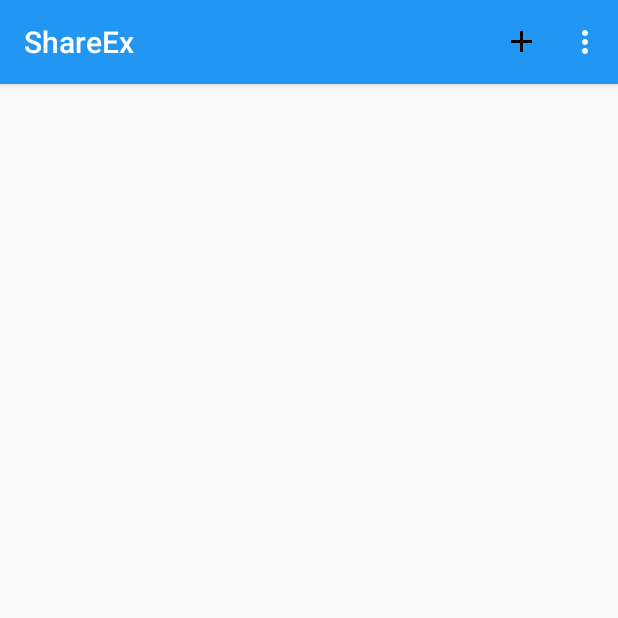
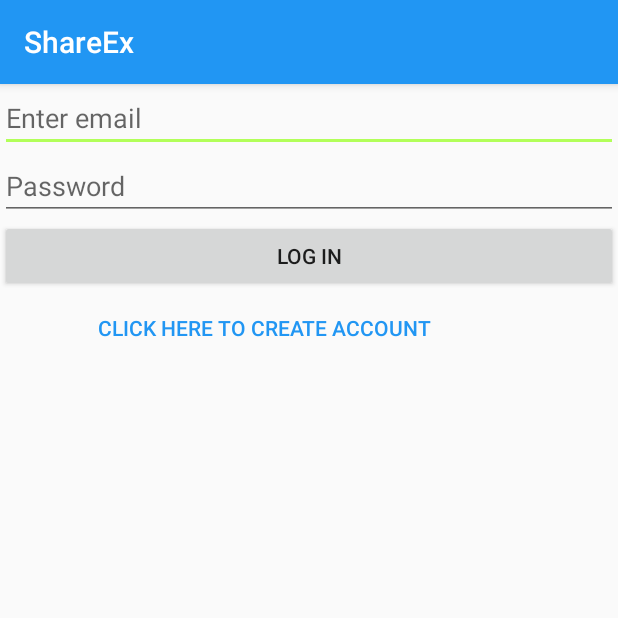
Before and after one commit to endra7/ShareEx, an Android app: the screen it shows after launch (MainActivity before the commit, LogInActivity after it), on a phone screen of 412 x 824 dp, the top half of it. Run offline under Robolectric (Android 15) with nearby library versions, the phone set to English and light mode, and no system bars; our stand-ins replace Firebase (no records; nobody signed in at launch, a user with empty details on screens opened directly), Picasso; 2 statements that could not run were skipped.

Commit message:
Authentication with email and password added

```diff
--- a/app/build.gradle
+++ b/app/build.gradle
@@ -26,6 +26,7 @@ dependencies {
     compile 'com.google.firebase:firebase-database:9.2.0'
     compile 'com.google.firebase:firebase-storage:9.2.0'
     compile 'com.firebaseui:firebase-ui-database:0.4.2'
+    compile 'com.google.firebase:firebase-auth:9.2.0'
     compile 'com.android.support:recyclerview-v7:24.2.1'
     compile 'com.android.support:cardview-v7:24.2.1'
     compile 'com.squareup.picasso:picasso:2.5.2'
--- /dev/null
+++ b/app/src/main/java/com/endra/shareex/LogInActivity.java
@@ -0,0 +1,79 @@
+package com.endra.shareex;
+
+import android.app.ProgressDialog;
+import android.content.Intent;
+import android.support.annotation.NonNull;
+import android.support.v7.app.AppCompatActivity;
+import android.os.Bundle;
+import android.text.TextUtils;
+import android.view.View;
+import android.widget.Button;
+import android.widget.EditText;
+import android.widget.Toast;
+
+import com.google.android.gms.tasks.OnCompleteListener;
+import com.google.android.gms.tasks.Task;
+import com.google.firebase.auth.AuthResult;
+import com.google.firebase.auth.FirebaseAuth;
+
+import org.w3c.dom.Text;
+
+public class LogInActivity extends AppCompatActivity {
+    EditText lemail,lpassword;
+    Button loginBtn,rBtn;
+    FirebaseAuth mAuth;
+    private ProgressDialog mProgress;
+    @Override
+    protected void onCreate(Bundle savedInstanceState) {
+        super.onCreate(savedInstanceState);
+        setContentView(R.layout.activity_log_in);
+        lemail= (EditText) findViewById(R.id.loginemailField);
+        lpassword= (EditText) findViewById(R.id.loginpasswordField);
+        loginBtn= (Button) findViewById(R.id.loginBtn);
+        rBtn= (Button) findViewById(R.id.toRegisterBtn);
+
+        mProgress=new ProgressDialog(this);
+        mAuth=FirebaseAuth.getInstance();
+
+        loginBtn.setOnClickListener(new View.OnClickListener() {
+            @Override
+            public void onClick(View v) {
+                mProgress.setMessage("Logging in");
+                mProgress.show();
+                checkUserExist();
+            }
+        });
+
+        rBtn.setOnClickListener(new View.OnClickListener() {
+            @Override
+            public void onClick(View v) {
+                Intent toRegIntent=new Intent(LogInActivity.this,RegisterActivity.class);
+                toRegIntent.addFlags(Intent.FLAG_ACTIVITY_CLEAR_TOP);
+                startActivity(toRegIntent);
+            }
+        });
+    }
+
+    private void checkUserExist() {
+        String email=lemail.getText().toString().trim();
+        String password=lpassword.getText().toString().trim();
+
+        if(TextUtils.isEmpty(email) && TextUtils.isEmpty(password)){
+            mProgress.dismiss();
+            Toast.makeText(LogInActivity.this,"Please enter Email and Password",Toast.LENGTH_SHORT).show();
+        }
+        else{
+            mAuth.signInWithEmailAndPassword(email,password).addOnCompleteListener(new OnCompleteListener<AuthResult>() {
+                @Override
+                public void onComplete(@NonNull Task<AuthResult> task) {
+                    if(task.isSuccessful()){
+                        mProgress.dismiss();
+                        Intent toMain=new Intent(LogInActivity.this,MainActivity.class);
+                        toMain.addFlags(Intent.FLAG_ACTIVITY_CLEAR_TOP);
+                        startActivity(toMain);
+                    }
+                }
+            });
+        }
+    }
+}
--- a/app/src/main/java/com/endra/shareex/MainActivity.java
+++ b/app/src/main/java/com/endra/shareex/MainActivity.java
@@ -4,6 +4,7 @@ import android.app.ProgressDialog;
 import android.content.Context;
 import android.content.Intent;
 import android.provider.ContactsContract;
+import android.support.annotation.NonNull;
 import android.support.v7.app.AppCompatActivity;
 import android.os.Bundle;
 import android.support.v7.widget.LinearLayoutManager;
@@ -15,6 +16,7 @@ import android.widget.ImageView;
 import android.widget.TextView;
 
 import com.firebase.ui.database.FirebaseRecyclerAdapter;
+import com.google.firebase.auth.FirebaseAuth;
 import com.google.firebase.database.DatabaseReference;
 import com.google.firebase.database.FirebaseDatabase;
 import com.squareup.picasso.Picasso;
@@ -24,6 +26,8 @@ import org.w3c.dom.Text;
 public class MainActivity extends AppCompatActivity {
     private RecyclerView mBlogList;
     private DatabaseReference mDatabase;
+    private FirebaseAuth mAuth;
+    private FirebaseAuth.AuthStateListener mAuthListener;
     @Override
     protected void onCreate(Bundle savedInstanceState) {
         super.onCreate(savedInstanceState);
@@ -31,7 +35,20 @@ public class MainActivity extends AppCompatActivity {
         mBlogList= (RecyclerView) findViewById(R.id.blog_list);
         mBlogList.setHasFixedSize(true);
         mBlogList.setLayoutManager(new LinearLayoutManager(this));
+
+
         mDatabase= FirebaseDatabase.getInstance().getReference().child("Blog");
+        mAuth=FirebaseAuth.getInstance();
+        mAuthListener=new FirebaseAuth.AuthStateListener() {
+            @Override
+            public void onAuthStateChanged(@NonNull FirebaseAuth firebaseAuth) {
+                if(firebaseAuth.getCurrentUser()==null){
+                    Intent loginIntent=new Intent(MainActivity.this,LogInActivity.class);
+                    loginIntent.addFlags(Intent.FLAG_ACTIVITY_CLEAR_TOP);
+                    startActivity(loginIntent);
+                }
+            }
+        };
     }
 
     @Override
@@ -45,12 +62,23 @@ public class MainActivity extends AppCompatActivity {
         if(item.getItemId()==R.id.action_add){
             startActivity(new Intent(MainActivity.this,PostActivity.class));
         }
+        if(item.getItemId()==R.id.action_logout){
+            signout();
+        }
         return super.onOptionsItemSelected(item);
+    }
+
+    private void signout() {
+        mAuth.signOut();
+        Intent backToLogin = new Intent(MainActivity.this,LogInActivity.class);
+        backToLogin.addFlags(Intent.FLAG_ACTIVITY_CLEAR_TOP);
+        startActivity(backToLogin);
     }
 
     @Override
     protected void onStart() {
         super.onStart();
+        mAuth.addAuthStateListener(mAuthListener);
         FirebaseRecyclerAdapter<Blog,BlogViewHolder> firebaseRecyclerAdapter=new FirebaseRecyclerAdapter<Blog, BlogViewHolder>(Blog.class,R.layout.blog_row,BlogViewHolder.class,mDatabase) {
             @Override
             protected void populateViewHolder(BlogViewHolder viewHolder, Blog model, int position) {
--- /dev/null
+++ b/app/src/main/java/com/endra/shareex/ShareEx.java
@@ -0,0 +1,16 @@
+package com.endra.shareex;
+
+import android.app.Application;
+
+import com.firebase.client.Firebase;
+
+/**
+ * Created by Endra on 10/6/2016.
+ */
+public class ShareEx extends Application {
+    @Override
+    public void onCreate() {
+        super.onCreate();
+        Firebase.setAndroidContext(this);
+    }
+}
--- /dev/null
+++ b/app/src/main/res/layout/activity_log_in.xml
@@ -0,0 +1,39 @@
+<?xml version="1.0" encoding="utf-8"?>
+<LinearLayout xmlns:android="http://schemas.android.com/apk/res/android"
+    xmlns:tools="http://schemas.android.com/tools"
+    android:layout_width="match_parent"
+    android:layout_height="match_parent"
+    android:orientation="vertical"
+    tools:context="com.endra.shareex.LogInActivity">
+    <EditText
+        android:layout_width="match_parent"
+        android:layout_height="wrap_content"
+        android:hint="Enter email"
+        android:id="@+id/loginemailField"
+        />
+    <EditText
+        android:layout_width="match_parent"
+        android:layout_height="wrap_content"
+        android:hint="Password"
+        android:id="@+id/loginpasswordField"
+        />
+    <Button
+        android:layout_width="match_parent"
+        android:layout_height="wrap_content"
+        android:text="Log In"
+        android:id="@+id/loginBtn"
+        />
+
+    <Button
+        android:layout_width="wrap_content"
+        android:layout_height="wrap_content"
+        android:text="@string/createAccount"
+        android:id="@+id/toRegisterBtn"
+        android:layout_marginLeft="60dp"
+        android:textColor="@color/colorPrimary"
+        android:background="#00ffffff"
+        android:padding="5dp"
+
+
+        />
+</LinearLayout>
--- a/app/src/main/res/menu/main_menu.xml
+++ b/app/src/main/res/menu/main_menu.xml
@@ -8,4 +8,7 @@
     <item android:id="@+id/action_settings"
         android:title="settings"
         app:showAsAction="never"/>
+    <item android:id="@+id/action_logout"
+        android:title="Log out"
+        app:showAsAction="never"/>
 </menu>
--- a/app/src/main/res/values/strings.xml
+++ b/app/src/main/res/values/strings.xml
@@ -1,3 +1,4 @@
 <resources>
     <string name="app_name">ShareEx</string>
+    <string name="createAccount">Click here to create account</string>
 </resources>
```
Also changed, not shown: app/src/main/AndroidManifest.xml (+6 -3 lines), app/src/main/java/com/endra/shareex/RegisterActivity.java (added, +75 -0 lines), app/src/main/res/layout/activity_register.xml (added, +34 -0 lines).
